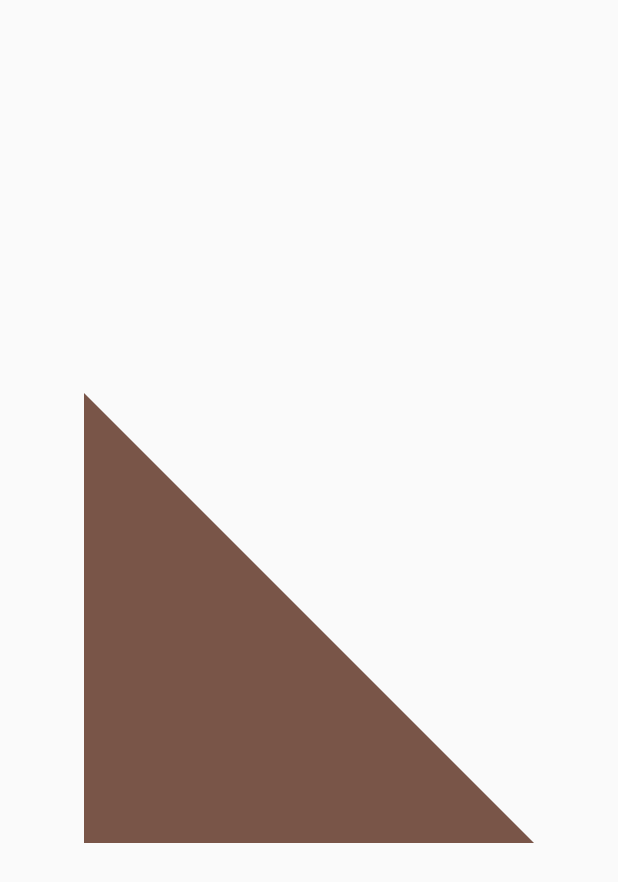
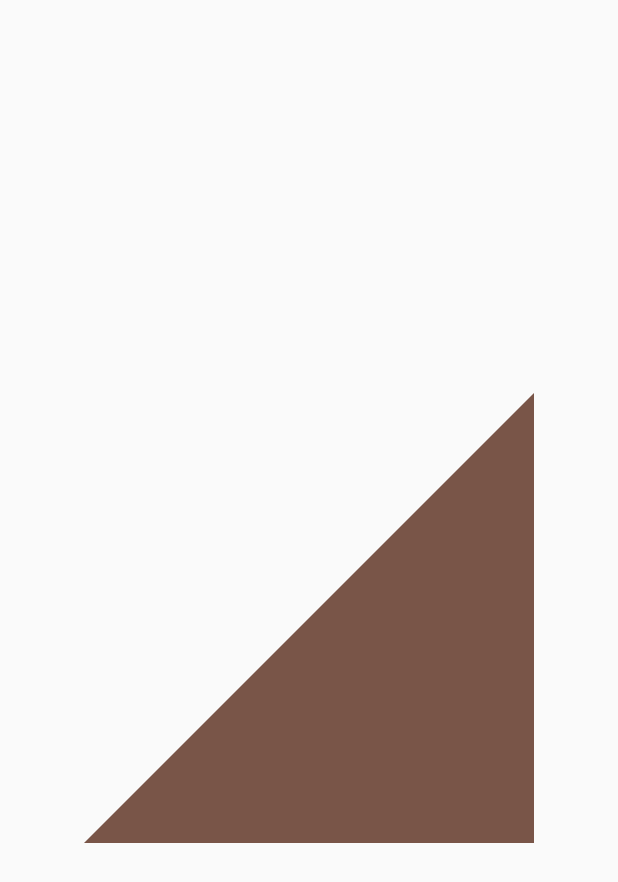
Before and after one commit to Mirzaazmath/flutter_clippath_clipper_example, a Flutter app: the screen it shows after launch, on a phone screen of 412 x 824 dp. Shown: the top 882 px of the screen. Run offline on Flutter 3.47's test engine with Material 2 defaults, Android fonts, the phone set to English and light mode, and no system bars.

Commit message:
second commit

```diff
--- a/lib/screens/clipperclass.dart
+++ b/lib/screens/clipperclass.dart
@@ -11,10 +11,11 @@
   Path getClip(Size size) {
 
    Path path= Path();
+// Move initial point to (0,h);
+   path.moveTo(0,size.height);
 
-   path.lineTo(0,0,);
-   path.lineTo(0, size.height);
-   path.lineTo(size.width, size.width);
+   path.lineTo(size.width, size.height);
+   path.lineTo(size.width, 0);
    path.close();
    return path;
   }
```
Also changed, not shown: assets/result.png.
